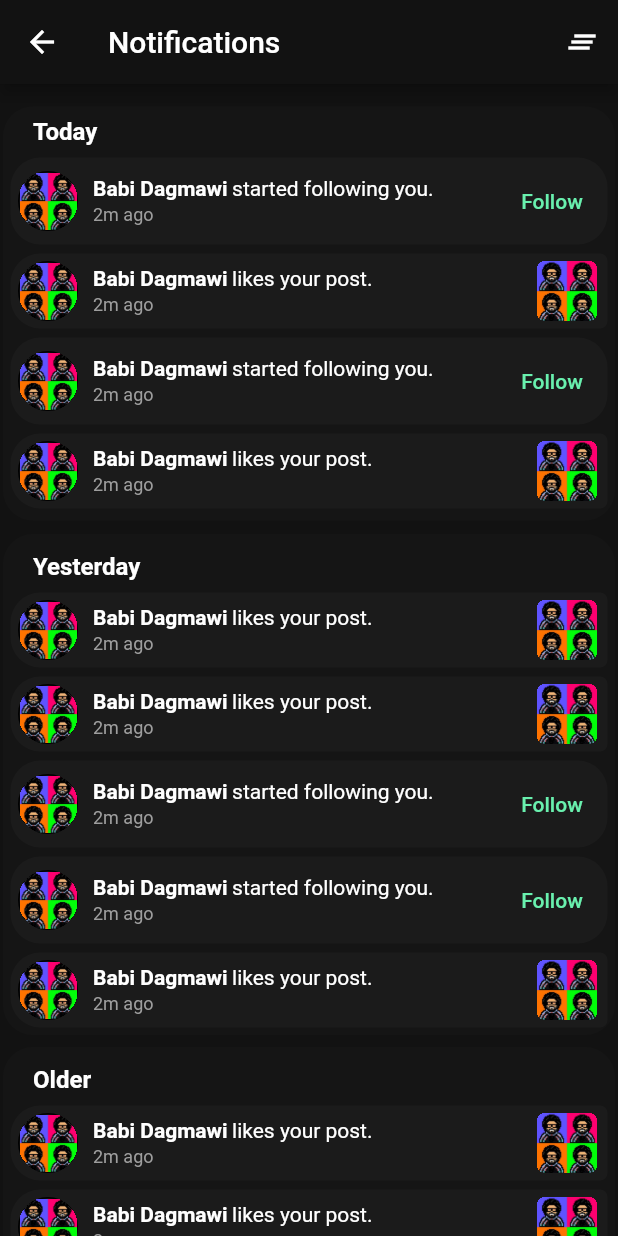
After one commit to dagmawibabi/MyAllIn1, a Flutter app: the screen it shows after launch, after a tap on the "notifications" icon, on a phone screen of 412 x 824 dp. The commit adds this screen. Run offline on Flutter 3.47's test engine with Material 2 defaults, Android fonts, the light colour scheme and no system bars; our stand-ins replace ionicons.

Commit message:
notifications

```diff
--- a/lib/main.dart
+++ b/lib/main.dart
@@ -3,6 +3,7 @@
 import 'package:flutter/material.dart';
 import 'package:flutter/services.dart';
 import 'package:myallin1/pages/homepage/homepage.dart';
+import 'package:myallin1/pages/notificationpage/notificationpage.dart';
 import 'package:myallin1/pages/signuppage/loginpage.dart';
 import 'package:myallin1/pages/signuppage/loginsignup.dart';
 import 'package:myallin1/pages/signuppage/signuppage.dart';
@@ -32,10 +33,11 @@ class _MyAppState extends State<MyApp> {
 
     return MaterialApp(
       debugShowCheckedModeBanner: false,
-      initialRoute: "loginSignup",
+      initialRoute: "home",
       routes: {
         "home": (context) => HomePage(),
         "loginSignup": (context) => LoginSignup(),
+        "notification": (context) => NotificationPage(),
       },
       themeMode: ThemeMode.dark,
       darkTheme: ThemeData(
@@ -44,7 +46,7 @@ class _MyAppState extends State<MyApp> {
         ),
         scaffoldBackgroundColor: primaryColor,
         floatingActionButtonTheme: FloatingActionButtonThemeData(
-          backgroundColor: Colors.grey[800],
+          backgroundColor: Colors.grey[900],
         ),
         iconTheme: IconThemeData(
           color: Colors.white,
--- a/lib/pages/chatpage/chats.dart
+++ b/lib/pages/chatpage/chats.dart
@@ -21,7 +21,7 @@ class _ChatsState extends State<Chats> {
       padding: EdgeInsets.symmetric(horizontal: 10.0, vertical: 10.0),
       margin: EdgeInsets.only(bottom: 5.0),
       decoration: BoxDecoration(
-        color: Colors.grey[900],
+        color: Colors.grey[900]!.withOpacity(0.5),
         // border: Border.all(
         //   color: Colors.black,
         // ),
--- /dev/null
+++ b/lib/pages/components/roundedSearchInputBox.dart
@@ -0,0 +1,47 @@
+// ignore_for_file: prefer_const_constructors
+
+import 'package:flutter/material.dart';
+import 'package:ionicons/ionicons.dart';
+
+class RoundedSearchInputBox extends StatefulWidget {
+  const RoundedSearchInputBox({super.key});
+
+  @override
+  State<RoundedSearchInputBox> createState() => _RoundedSearchInputBoxState();
+}
+
+class _RoundedSearchInputBoxState extends State<RoundedSearchInputBox> {
+  @override
+  Widget build(BuildContext context) {
+    return Container(
+      padding: EdgeInsets.only(top: 0.0, right: 5.0),
+      margin: EdgeInsets.symmetric(horizontal: 10.0, vertical: 10.0),
+      decoration: BoxDecoration(
+        color: Colors.grey[900],
+        borderRadius: BorderRadius.all(
+          Radius.circular(20.0),
+        ),
+      ),
+      child: TextField(
+        decoration: InputDecoration(
+          border: InputBorder.none,
+          prefixIcon: Icon(
+            Ionicons.search_outline,
+            color: Colors.white,
+          ),
+          suffixIcon: Icon(
+            Ionicons.paper_plane_outline,
+            color: Colors.white,
+          ),
+          hintText: "Search",
+          hintStyle: TextStyle(
+            color: Colors.white,
+          ),
+        ),
+        style: TextStyle(
+          color: Colors.white,
+        ),
+      ),
+    );
+  }
+}
--- a/lib/pages/homepage/homepage.dart
+++ b/lib/pages/homepage/homepage.dart
@@ -4,6 +4,7 @@ import 'package:flutter/material.dart';
 import 'package:flutter/services.dart';
 import 'package:ionicons/ionicons.dart';
 import 'package:myallin1/pages/chatpage/chats.dart';
+import 'package:myallin1/pages/components/roundedSearchInputBox.dart';
 import 'package:myallin1/pages/components/smallPFP.dart';
 import 'package:myallin1/pages/homepage/posts.dart';
 
@@ -45,7 +46,9 @@ class _HomePageState extends State<HomePage>
         ),
         actions: [
           IconButton(
-            onPressed: () {},
+            onPressed: () {
+              Navigator.pushNamed(context, "notification");
+            },
             icon: Icon(
               Icons.notifications_outlined,
             ),
@@ -75,42 +78,13 @@ class _HomePageState extends State<HomePage>
         children: [
           ListView(
             children: [
-              Container(
-                padding: EdgeInsets.only(top: 0.0, right: 5.0),
-                margin: EdgeInsets.symmetric(horizontal: 10.0, vertical: 10.0),
-                decoration: BoxDecoration(
-                  color: Colors.grey[900],
-                  borderRadius: BorderRadius.all(
-                    Radius.circular(20.0),
-                  ),
-                ),
-                child: TextField(
-                  decoration: InputDecoration(
-                    border: InputBorder.none,
-                    prefixIcon: Icon(
-                      Ionicons.search_outline,
-                      color: Colors.white,
-                    ),
-                    suffixIcon: Icon(
-                      Ionicons.paper_plane_outline,
-                      color: Colors.white,
-                    ),
-                    hintText: "Search",
-                    hintStyle: TextStyle(
-                      color: Colors.white,
-                    ),
-                  ),
-                  style: TextStyle(
-                    color: Colors.white,
-                  ),
-                ),
-              ),
+              RoundedSearchInputBox(),
               // Search Results
               Container(
                 margin: EdgeInsets.symmetric(horizontal: 4.0, vertical: 4.0),
                 padding: EdgeInsets.symmetric(vertical: 8.0),
                 decoration: BoxDecoration(
-                  color: Colors.grey[850],
+                  color: Colors.grey[900]!.withOpacity(0.4),
                   borderRadius: BorderRadius.all(
                     Radius.circular(10.0),
                   ),
@@ -170,7 +144,7 @@ class _HomePageState extends State<HomePage>
                 margin: EdgeInsets.symmetric(horizontal: 4.0, vertical: 4.0),
                 padding: EdgeInsets.symmetric(vertical: 8.0, horizontal: 5.0),
                 decoration: BoxDecoration(
-                  color: Colors.grey[850],
+                  color: Colors.grey[900]!.withOpacity(0.4),
                   borderRadius: BorderRadius.all(
                     Radius.circular(10.0),
                   ),
@@ -199,7 +173,7 @@ class _HomePageState extends State<HomePage>
                 margin: EdgeInsets.symmetric(horizontal: 4.0, vertical: 4.0),
                 padding: EdgeInsets.symmetric(vertical: 8.0, horizontal: 5.0),
                 decoration: BoxDecoration(
-                  color: Colors.grey[850],
+                  color: Colors.grey[900]!.withOpacity(0.4),
                   borderRadius: BorderRadius.all(
                     Radius.circular(10.0),
                   ),
@@ -231,6 +205,9 @@ class _HomePageState extends State<HomePage>
           ),
           ListView(
             children: [
+              // Start of Page
+              SizedBox(height: 10.0),
+
               Posts(
                 showPic: true,
               ),
@@ -255,6 +232,10 @@ class _HomePageState extends State<HomePage>
           ),
           ListView(
             children: [
+              // Start of Page
+              SizedBox(height: 8.0),
+              RoundedSearchInputBox(),
+
               Chats(),
               Chats(),
               Chats(),
@@ -270,17 +251,12 @@ class _HomePageState extends State<HomePage>
       ),
       floatingActionButton: FloatingActionButton(
         onPressed: () {},
-        child: IconButton(
-          icon: Icon(
-            pageIndex == 0
-                ? Ionicons.search_outline
-                : pageIndex == 1
-                    ? Ionicons.pencil_outline
-                    : Ionicons.chatbox_outline,
-          ),
-          onPressed: () {
-            print(tabController.index);
-          },
+        child: Icon(
+          pageIndex == 0
+              ? Ionicons.search_outline
+              : pageIndex == 1
+                  ? Ionicons.pencil_outline
+                  : Ionicons.chatbox_outline,
         ),
       ),
     );
--- a/lib/pages/homepage/posts.dart
+++ b/lib/pages/homepage/posts.dart
@@ -22,7 +22,7 @@ class _PostsState extends State<Posts> {
       padding: EdgeInsets.symmetric(horizontal: 10.0, vertical: 10.0),
       margin: EdgeInsets.only(bottom: 5.0),
       decoration: BoxDecoration(
-        color: Colors.grey[900],
+        color: Colors.grey[900]!.withOpacity(0.5),
         // border: Border.all(
         //   color: Colors.black,
         // ),
--- /dev/null
+++ b/lib/pages/notificationpage/notificationpage.dart
@@ -0,0 +1,140 @@
+// ignore_for_file: prefer_const_constructors, prefer_const_literals_to_create_immutables, avoid_unnecessary_containers
+
+import 'package:flutter/material.dart';
+import 'package:ionicons/ionicons.dart';
+import 'package:myallin1/pages/components/smallPFP.dart';
+import 'package:myallin1/pages/notificationpage/notifications.dart';
+
+class NotificationPage extends StatefulWidget {
+  const NotificationPage({super.key});
+
+  @override
+  State<NotificationPage> createState() => _NotificationPageState();
+}
+
+class _NotificationPageState extends State<NotificationPage> {
+  @override
+  Widget build(BuildContext context) {
+    return Scaffold(
+      appBar: AppBar(
+        title: Text(
+          "Notifications",
+        ),
+        actions: [
+          IconButton(
+            onPressed: () {},
+            icon: Icon(
+              Icons.clear_all_outlined,
+            ),
+          ),
+        ],
+      ),
+      body: ListView(
+        children: [
+          // Start of Page
+          SizedBox(height: 10.0),
+
+          Container(
+            margin: EdgeInsets.symmetric(vertical: 5.0, horizontal: 2.0),
+            padding: EdgeInsets.symmetric(vertical: 5.0),
+            decoration: BoxDecoration(
+              color: Colors.grey[900]!.withOpacity(0.2),
+              borderRadius: BorderRadius.all(
+                Radius.circular(20.0),
+              ),
+            ),
+            child: Column(
+              crossAxisAlignment: CrossAxisAlignment.start,
+              children: [
+                Padding(
+                  padding:
+                      const EdgeInsets.only(left: 20.0, top: 2.0, bottom: 5.0),
+                  child: Text(
+                    "Today",
+                    style: TextStyle(
+                      color: Colors.white,
+                      fontWeight: FontWeight.bold,
+                      fontSize: 16.0,
+                    ),
+                  ),
+                ),
+                Notifications(type: 1),
+                Notifications(type: 2),
+                Notifications(type: 1),
+                Notifications(type: 2),
+              ],
+            ),
+          ),
+
+          Container(
+            margin: EdgeInsets.symmetric(vertical: 4.0, horizontal: 2.0),
+            padding: EdgeInsets.symmetric(vertical: 2.0),
+            decoration: BoxDecoration(
+              color: Colors.grey[900]!.withOpacity(0.2),
+              borderRadius: BorderRadius.all(
+                Radius.circular(20.0),
+              ),
+            ),
+            child: Column(
+              crossAxisAlignment: CrossAxisAlignment.start,
+              children: [
+                Padding(
+                  padding:
+                      const EdgeInsets.only(left: 20.0, top: 10.0, bottom: 5.0),
+                  child: Text(
+                    "Yesterday",
+                    style: TextStyle(
+                      color: Colors.white,
+                      fontWeight: FontWeight.bold,
+                      fontSize: 16.0,
+                    ),
+                  ),
+                ),
+                Notifications(type: 2),
+                Notifications(type: 2),
+                Notifications(type: 1),
+                Notifications(type: 1),
+                Notifications(type: 2),
+              ],
+            ),
+          ),
+
+          Container(
+            margin: EdgeInsets.symmetric(vertical: 4.0, horizontal: 2.0),
+            padding: EdgeInsets.symmetric(vertical: 2.0),
+            decoration: BoxDecoration(
+              color: Colors.grey[900]!.withOpacity(0.2),
+              borderRadius: BorderRadius.all(
+                Radius.circular(20.0),
+              ),
+            ),
+            child: Column(
+              crossAxisAlignment: CrossAxisAlignment.start,
+              children: [
+                Padding(
+                  padding:
+                      const EdgeInsets.only(left: 20.0, top: 10.0, bottom: 5.0),
+                  child: Text(
+                    "Older",
+                    style: TextStyle(
+                      color: Colors.white,
+                      fontWeight: FontWeight.bold,
+                      fontSize: 16.0,
+                    ),
+                  ),
+                ),
+                Notifications(type: 2),
+                Notifications(type: 2),
+                Notifications(type: 1),
+                Notifications(type: 1),
+                Notifications(type: 2),
+              ],
+            ),
+          ),
+          // End of Page
+          SizedBox(height: 200.0),
+        ],
+      ),
+    );
+  }
+}
--- /dev/null
+++ b/lib/pages/notificationpage/notifications.dart
@@ -0,0 +1,109 @@
+// ignore_for_file: prefer_const_constructors, prefer_const_literals_to_create_immutables, avoid_unnecessary_containers
+
+import 'package:flutter/material.dart';
+
+import '../components/smallPFP.dart';
+
+class Notifications extends StatefulWidget {
+  const Notifications({super.key, required this.type});
+
+  final int type;
+
+  @override
+  State<Notifications> createState() => _NotificationsState();
+}
+
+class _NotificationsState extends State<Notifications> {
+  @override
+  Widget build(BuildContext context) {
+    return Container(
+      child: Container(
+        margin: EdgeInsets.symmetric(horizontal: 5.0, vertical: 3.0),
+        padding: EdgeInsets.symmetric(horizontal: 5.0, vertical: 5.0),
+        decoration: BoxDecoration(
+          color: Colors.grey[900]!.withOpacity(0.5),
+          // border: Border.all(color: Colors.black),
+          borderRadius: BorderRadius.only(
+            topLeft: Radius.circular(20.0),
+            bottomLeft: Radius.circular(20.0),
+            topRight: Radius.circular(widget.type == 1 ? 20.0 : 5.0),
+            bottomRight: Radius.circular(widget.type == 1 ? 20.0 : 5.0),
+          ),
+        ),
+        child: Row(
+          mainAxisAlignment: MainAxisAlignment.spaceBetween,
+          children: [
+            Row(
+              children: [
+                SmallPFP(),
+                SizedBox(width: 10.0),
+                Column(
+                  crossAxisAlignment: CrossAxisAlignment.start,
+                  children: [
+                    Row(
+                      children: [
+                        Text(
+                          "Babi Dagmawi",
+                          style: TextStyle(
+                            color: Colors.white,
+                            fontWeight: FontWeight.bold,
+                          ),
+                        ),
+                        SizedBox(width: 3.0),
+                        Text(
+                          widget.type == 1
+                              ? "started following you."
+                              : "likes your post.",
+                          style: TextStyle(
+                            color: Colors.white,
+                            // fontWeight: FontWeight.bold,
+                          ),
+                        ),
+                      ],
+                    ),
+                    SizedBox(height: 3.0),
+                    Text(
+                      "2m ago",
+                      style: TextStyle(
+                        color: Colors.grey,
+                        fontSize: 12.0,
+                      ),
+                    ),
+                  ],
+                ),
+              ],
+            ),
+            widget.type == 1
+                ? TextButton(
+                    onPressed: () {},
+                    child: Text(
+                      "Follow",
+                      style: TextStyle(
+                        color: Colors.greenAccent,
+                      ),
+                    ),
+                  )
+                : Container(
+                    clipBehavior: Clip.hardEdge,
+                    width: 40.0,
+                    height: 40.0,
+                    margin: EdgeInsets.only(right: 2.0),
+                    decoration: BoxDecoration(
+                      color: Colors.grey[900],
+                      // border: Border.all(color: Colors.black),
+                      borderRadius: BorderRadius.all(
+                        Radius.circular(5.0),
+                      ),
+                    ),
+                    child: Image.asset(
+                      "assets/images/me.jpg",
+                      // width: 32.0,
+                      fit: BoxFit.cover,
+                    ),
+                  ),
+          ],
+        ),
+      ),
+    );
+  }
+}
```
